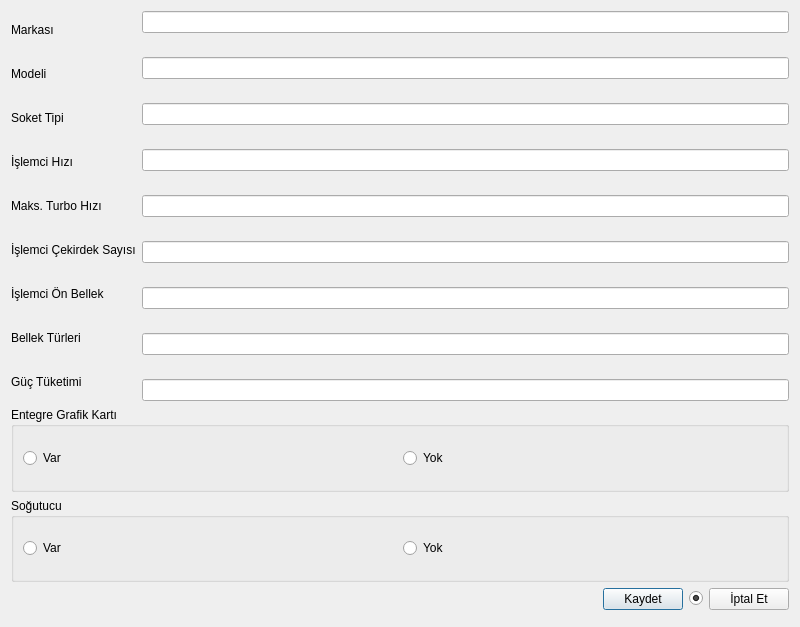
The window that Desktop/tekno_market2/TKN_Market/UI/VeriFormlari/tknislemcipencere.ui (asirkacar/okulprojesi) describes before a commit, drawn with Qt 5.
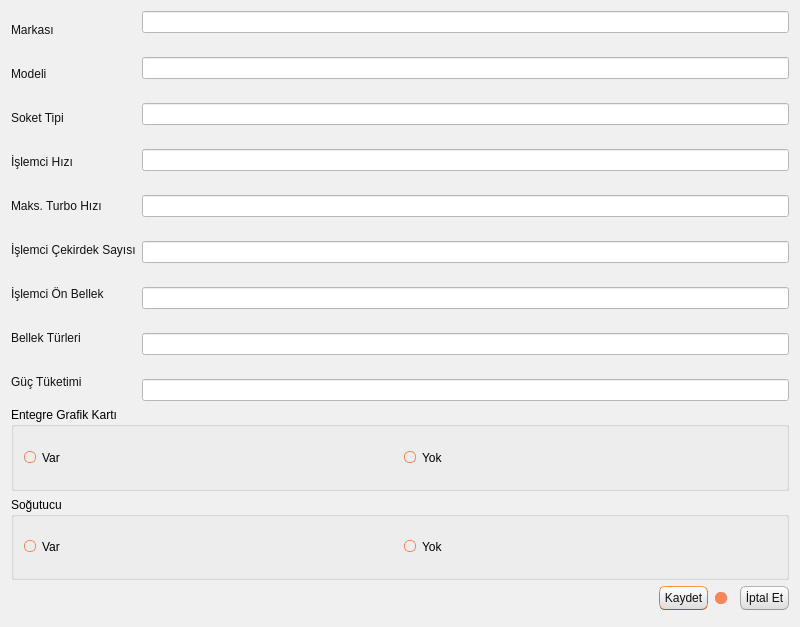
The same window after the commit. Icons and pictures are not drawn.

Patch:
```diff
--- a/Desktop/tekno_market2/TKN_Market/UI/VeriFormlari/tknislemcipencere.ui
+++ b/Desktop/tekno_market2/TKN_Market/UI/VeriFormlari/tknislemcipencere.ui
@@ -13,6 +13,503 @@
   <property name="windowTitle">
    <string>Dialog</string>
   </property>
+  <property name="styleSheet">
+   <string notr="true">/*
+Ubuntu Style Sheet for QT Applications
+Author: Jaime A. Quiroga P.
+Company: GTRONICK
+Last updated: 09/10/2019 (dd/mm/yyyy), 12:31.
+Available at: https://github.com/GTRONICK/QSS/blob/master/Ubuntu.qss
+*/
+QMainWindow {
+	background-color:#f0f0f0;
+}
+QCheckBox {
+	padding:2px;
+}
+QCheckBox:hover {
+	border:1px solid rgb(255,150,60);
+	border-radius:4px;
+	padding: 1px;
+	background-color:qlineargradient(spread:pad, x1:0.5, y1:1, x2:0.5, y2:0, stop:0 rgba(190, 90, 50, 50), stop:1 rgba(250, 130, 40, 50));
+}
+QCheckBox::indicator:checked {
+	border:1px solid rgb(246, 134, 86);
+	border-radius:4px;
+  	background-color:rgb(246, 134, 86)
+}
+QCheckBox::indicator:unchecked {
+	border-width:1px solid rgb(246, 134, 86);
+	border-radius:4px;
+  	background-color:rgb(255,255,255);
+}
+QColorDialog {
+	background-color:#f0f0f0;
+}
+QComboBox {
+	color:rgb(81,72,65);
+	background: #ffffff;
+}
+QComboBox:editable {
+	selection-color:rgb(81,72,65);
+	selection-background-color: #ffffff;
+}
+QComboBox QAbstractItemView {
+	selection-color: #ffffff;
+	selection-background-color: rgb(246, 134, 86);
+}
+QComboBox:!editable:on, QComboBox::drop-down:editable:on {
+	color:  #1e1d23;	
+}
+QDateTimeEdit, QDateEdit, QDoubleSpinBox, QFontComboBox {
+	color:rgb(81,72,65);
+	background-color: #ffffff;
+}
+
+QDialog {
+	background-color:#f0f0f0;
+}
+
+QLabel,QLineEdit {
+	color:rgb(17,17,17);
+}
+QLineEdit {
+	background-color:rgb(255,255,255);
+	selection-background-color:rgb(236,116,64);
+}
+QMenuBar {
+	color:rgb(223,219,210);
+	background-color:rgb(65,64,59);
+}
+QMenuBar::item {
+	padding-top:4px;
+	padding-left:4px;
+	padding-right:4px;
+	color:rgb(223,219,210);
+	background-color:rgb(65,64,59);
+}
+QMenuBar::item:selected {
+	color:rgb(255,255,255);
+	padding-top:2px;
+	padding-left:2px;
+	padding-right:2px;
+	border-top-width:2px;
+	border-left-width:2px;
+	border-right-width:2px;
+	border-top-right-radius:4px;
+	border-top-left-radius:4px;
+	border-style:solid;
+	background-color:rgb(65,64,59);
+	border-top-color: rgb(47,47,44);
+	border-right-color: qlineargradient(spread:pad, x1:0, y1:1, x2:1, y2:0, stop:0 rgba(90, 87, 78, 255), stop:1 rgba(47,47,44, 255));
+	border-left-color:  qlineargradient(spread:pad, x1:1, y1:0, x2:0, y2:0, stop:0 rgba(90, 87, 78, 255), stop:1 rgba(47,47,44, 255));
+}
+QMenu {
+	color:rgb(223,219,210);
+	background-color:rgb(65,64,59);
+}
+QMenu::item {
+	color:rgb(223,219,210);
+	padding:4px 10px 4px 20px;
+}
+QMenu::item:selected {
+	color:rgb(255,255,255);
+	background-color: qlineargradient(spread:pad, x1:0.5, y1:1, x2:0.5, y2:0, stop:0 rgba(225, 108, 54, 255), stop:1 rgba(246, 134, 86, 255));
+	border-style:solid;
+	border-width:3px;
+	padding:4px 7px 4px 17px;
+	border-bottom-color:qlineargradient(spread:pad, x1:0.5, y1:1, x2:0.5, y2:0, stop:0 rgba(175,85,48,255), stop:1 rgba(236,114,67, 255));
+	border-top-color:qlineargradient(spread:pad, x1:0.5, y1:1, x2:0.5, y2:0, stop:0 rgba(253,156,113,255), stop:1 rgba(205,90,46, 255));
+	border-right-color:qlineargradient(spread:pad, x1:0, y1:0.5, x2:1, y2:0.5, stop:0 rgba(253,156,113,255), stop:1 rgba(205,90,46, 255));
+	border-left-color:qlineargradient(spread:pad, x1:1, y1:0.5, x2:0, y2:0.5, stop:0 rgba(253,156,113,255), stop:1 rgba(205,90,46, 255));
+}
+QPlainTextEdit {
+	border-width: 1px solid transparent;
+	color:rgb(17,17,17);
+	selection-background-color:rgb(236,116,64);
+}
+QProgressBar {
+	text-align: center;
+	color: rgb(0, 0, 0);
+	border: 1px inset rgb(150,150,150); 
+	border-radius: 10px;
+	background-color:rgb(221,221,219);
+}
+QProgressBar::chunk:horizontal {
+	background-color: qlineargradient(spread:pad, x1:0.5, y1:1, x2:0.5, y2:0, stop:0 rgba(225, 108, 54, 255), stop:1 rgba(246, 134, 86, 255));
+	border:1px solid;
+	border-radius:8px;
+	border-bottom-color:qlineargradient(spread:pad, x1:0.5, y1:1, x2:0.5, y2:0, stop:0 rgba(175,85,48,255), stop:1 rgba(236,114,67, 255));
+	border-top-color:qlineargradient(spread:pad, x1:0.5, y1:1, x2:0.5, y2:0, stop:0 rgba(253,156,113,255), stop:1 rgba(205,90,46, 255));
+	border-right-color:qlineargradient(spread:pad, x1:0, y1:0.5, x2:1, y2:0.5, stop:0 rgba(253,156,113,255), stop:1 rgba(205,90,46, 255));
+	border-left-color:qlineargradient(spread:pad, x1:1, y1:0.5, x2:0, y2:0.5, stop:0 rgba(253,156,113,255), stop:1 rgba(205,90,46, 255));
+}
+QPushButton{
+	color:rgb(17,17,17);
+	border-width: 1px;
+	border-radius: 6px;
+	border-bottom-color: rgb(150,150,150);
+	border-right-color: rgb(165,165,165);
+	border-left-color: rgb(165,165,165);
+	border-top-color: rgb(180,180,180);
+	border-style: solid;
+	padding: 4px;
+	background-color: qlineargradient(spread:pad, x1:0.5, y1:1, x2:0.5, y2:0, stop:0 rgba(220, 220, 220, 255), stop:1 rgba(255, 255, 255, 255));
+}
+QPushButton:hover{
+	color:rgb(17,17,17);
+	border-width: 1px;
+	border-radius:6px;
+	border-top-color: rgb(255,150,60);
+	border-right-color: qlineargradient(spread:pad, x1:0, y1:1, x2:1, y2:0, stop:0 rgba(200, 70, 20, 255), stop:1 rgba(255,150,60, 255));
+	border-left-color:  qlineargradient(spread:pad, x1:1, y1:0, x2:0, y2:0, stop:0 rgba(200, 70, 20, 255), stop:1 rgba(255,150,60, 255));
+	border-bottom-color: rgb(200,70,20);
+	border-style: solid;
+	padding: 2px;
+	background-color: qlineargradient(spread:pad, x1:0.5, y1:1, x2:0.5, y2:0, stop:0 rgba(220, 220, 220, 255), stop:1 rgba(255, 255, 255, 255));
+}
+QPushButton:default{
+	color:rgb(17,17,17);
+	border-width: 1px;
+	border-radius:6px;
+	border-top-color: rgb(255,150,60);
+	border-right-color: qlineargradient(spread:pad, x1:0, y1:1, x2:1, y2:0, stop:0 rgba(200, 70, 20, 255), stop:1 rgba(255,150,60, 255));
+	border-left-color:  qlineargradient(spread:pad, x1:1, y1:0, x2:0, y2:0, stop:0 rgba(200, 70, 20, 255), stop:1 rgba(255,150,60, 255));
+	border-bottom-color: rgb(200,70,20);
+	border-style: solid;
+	padding: 2px;
+	background-color: qlineargradient(spread:pad, x1:0.5, y1:1, x2:0.5, y2:0, stop:0 rgba(220, 220, 220, 255), stop:1 rgba(255, 255, 255, 255));
+}
+QPushButton:pressed{
+	color:rgb(17,17,17);
+	border-width: 1px;
+	border-radius: 6px;
+	border-width: 1px;
+	border-top-color: rgba(255,150,60,200);
+	border-right-color: qlineargradient(spread:pad, x1:0, y1:1, x2:1, y2:0, stop:0 rgba(200, 70, 20, 255), stop:1 rgba(255,150,60, 200));
+	border-left-color:  qlineargradient(spread:pad, x1:1, y1:0, x2:0, y2:0, stop:0 rgba(200, 70, 20, 255), stop:1 rgba(255,150,60, 200));
+	border-bottom-color: rgba(200,70,20,200);
+	border-style: solid;
+	padding: 2px;
+	background-color: qlineargradient(spread:pad, x1:0.5, y1:0, x2:0.5, y2:1, stop:0 rgba(220, 220, 220, 255), stop:1 rgba(255, 255, 255, 255));
+}
+QPushButton:disabled{
+	color:rgb(174,167,159);
+	border-width: 1px;
+	border-radius: 6px;
+	background-color: qlineargradient(spread:pad, x1:0.5, y1:1, x2:0.5, y2:0, stop:0 rgba(200, 200, 200, 255), stop:1 rgba(230, 230, 230, 255));
+}
+QRadioButton {
+	padding: 1px;
+}
+QRadioButton::indicator:checked {
+	height: 10px;
+	width: 10px;
+	border-style:solid;
+	border-radius:5px;
+	border-width: 1px;
+	border-color: rgba(246, 134, 86, 255);
+	color: #a9b7c6;
+	background-color:rgba(246, 134, 86, 255);
+}
+QRadioButton::indicator:!checked {
+	height: 10px;
+	width: 10px;
+	border-style:solid;
+	border-radius:5px;
+	border-width: 1px;
+	border-color: rgb(246, 134, 86);
+	color: #a9b7c6;
+	background-color: transparent;
+}
+QScrollArea {
+	color: white;
+	background-color:#f0f0f0;
+}
+QSlider::groove {
+	border-style: solid;
+	border-width: 1px;
+	border-color: rgb(207,207,207);
+}
+QSlider::groove:horizontal {
+	height: 5px;
+	background: rgb(246, 134, 86);
+}
+QSlider::groove:vertical {
+	width: 5px;
+	background: rgb(246, 134, 86);
+}
+QSlider::handle:horizontal {
+	background: rgb(253,253,253);
+	border-style: solid;
+	border-width: 1px;
+	border-color: rgb(207,207,207);
+	width: 12px;
+	margin: -5px 0;
+	border-radius: 7px;
+}
+QSlider::handle:vertical {
+	background: rgb(253,253,253);
+	border-style: solid;
+	border-width: 1px;
+	border-color: rgb(207,207,207);
+	height: 12px;
+	margin: 0 -5px;
+	border-radius: 7px;
+}
+QSlider::add-page:horizontal, QSlider::add-page:vertical {
+ 	background: white;
+}
+QSlider::sub-page:horizontal, QSlider::sub-page:vertical {
+	background: rgb(246, 134, 86);
+}
+QStatusBar, QSpinBox {
+	color:rgb(81,72,65);
+}
+QSpinBox {
+	background-color: #ffffff;
+}
+QScrollBar:horizontal {
+	max-height: 20px;
+	border: 1px transparent;
+	margin: 0px 20px 0px 20px;
+}
+QScrollBar::handle:horizontal {
+	background: rgb(253,253,253);
+	border: 1px solid rgb(207,207,207);
+	border-radius: 7px;
+	min-width: 25px;
+}
+QScrollBar::handle:horizontal:hover {
+	background: rgb(253,253,253);
+	border: 1px solid rgb(255,150,60);
+	border-radius: 7px;
+	min-width: 25px;
+}
+QScrollBar::add-line:horizontal {
+  	border: 1px solid rgb(207,207,207);
+  	border-top-right-radius: 7px;
+  	border-top-left-radius: 7px;
+  	border-bottom-right-radius: 7px;
+  	background: rgb(255, 255, 255);
+  	width: 20px;
+  	subcontrol-position: right;
+  	subcontrol-origin: margin;
+}
+QScrollBar::add-line:horizontal:hover {
+  	border: 1px solid rgb(255,150,60);
+  	border-top-right-radius: 7px;
+  	border-top-left-radius: 7px;
+  	border-bottom-right-radius: 7px;
+  	background: rgb(255, 255, 255);
+  	width: 20px;
+  	subcontrol-position: right;
+  	subcontrol-origin: margin;
+}
+QScrollBar::add-line:horizontal:pressed {
+  	border: 1px solid grey;
+  	border-top-left-radius: 7px;
+  	border-top-right-radius: 7px;
+  	border-bottom-right-radius: 7px;
+  	background: rgb(231,231,231);
+  	width: 20px;
+  	subcontrol-position: right;
+  	subcontrol-origin: margin;
+}
+QScrollBar::sub-line:horizontal {
+  	border: 1px solid rgb(207,207,207);
+  	border-top-right-radius: 7px;
+  	border-top-left-radius: 7px;
+  	border-bottom-left-radius: 7px;
+  	background: rgb(255, 255, 255);
+  	width: 20px;
+  	subcontrol-position: left;
+  	subcontrol-origin: margin;
+}
+QScrollBar::sub-line:horizontal:hover {
+  	border: 1px solid rgb(255,150,60);
+  	border-top-right-radius: 7px;
+  	border-top-left-radius: 7px;
+  	border-bottom-left-radius: 7px;
+  	background: rgb(255, 255, 255);
+  	width: 20px;
+  	subcontrol-position: left;
+  	subcontrol-origin: margin;
+}
+QScrollBar::sub-line:horizontal:pressed {
+  	border: 1px solid grey;
+  	border-top-right-radius: 7px;
+  	border-top-left-radius: 7px;
+  	border-bottom-left-radius: 7px;
+  	background: rgb(231,231,231);
+  	width: 20px;
+  	subcontrol-position: left;
+  	subcontrol-origin: margin;
+}
+QScrollBar::left-arrow:horizontal {
+  	border: 1px transparent grey;
+  	border-top-left-radius: 3px;
+  	border-bottom-left-radius: 3px;
+  	width: 6px;
+  	height: 6px;
+  	background: rgb(230,230,230);
+}
+QScrollBar::right-arrow:horizontal {
+	border: 1px transparent grey;
+	border-top-right-radius: 3px;
+	border-bottom-right-radius: 3px;
+  	width: 6px;
+  	height: 6px;
+ 	background: rgb(230,230,230);
+}
+QScrollBar::add-page:horizontal, QScrollBar::sub-page:horizontal {
+ 	background: none;
+} 
+QScrollBar:vertical {
+	max-width: 20px;
+	border: 1px transparent grey;
+	margin: 20px 0px 20px 0px;
+}
+QScrollBar::add-line:vertical {
+	border: 1px solid;
+	border-color: rgb(207,207,207);
+	border-bottom-right-radius: 7px;
+	border-bottom-left-radius: 7px;
+	border-top-left-radius: 7px;
+	background: rgb(255, 255, 255);
+  	height: 20px;
+  	subcontrol-position: bottom;
+  	subcontrol-origin: margin;
+}
+QScrollBar::add-line:vertical:hover {
+  	border: 1px solid;
+  	border-color: rgb(255,150,60);
+  	border-bottom-right-radius: 7px;
+  	border-bottom-left-radius: 7px;
+  	border-top-left-radius: 7px;
+  	background: rgb(255, 255, 255);
+  	height: 20px;
+  	subcontrol-position: bottom;
+  	subcontrol-origin: margin;
+}
+QScrollBar::add-line:vertical:pressed {
+  	border: 1px solid grey;
+  	border-bottom-left-radius: 7px;
+  	border-bottom-right-radius: 7px;
+  	border-top-left-radius: 7px;
+  	background: rgb(231,231,231);
+  	height: 20px;
+  	subcontrol-position: bottom;
+  	subcontrol-origin: margin;
+}
+QScrollBar::sub-line:vertical {
+  	border: 1px solid rgb(207,207,207);
+  	border-top-right-radius: 7px;
+  	border-top-left-radius: 7px;
+  	border-bottom-left-radius: 7px;
+  	background: rgb(255, 255, 255);
+  	height: 20px;
+  	subcontrol-position: top;
+  	subcontrol-origin: margin;
+}
+QScrollBar::sub-line:vertical:hover {
+  	border: 1px solid rgb(255,150,60);
+  	border-top-right-radius: 7px;
+  	border-top-left-radius: 7px;
+  	border-bottom-left-radius: 7px;
+	background: rgb(255, 255, 255);
+  	height: 20px;
+  	subcontrol-position: top;
+  	subcontrol-origin: margin;
+}
+QScrollBar::sub-line:vertical:pressed {
+  	border: 1px solid grey;
+  	border-top-left-radius: 7px;
+  	border-top-right-radius: 7px;
+  	background: rgb(231,231,231);
+ 	height: 20px;
+  	subcontrol-position: top;
+  	subcontrol-origin: margin;
+}
+QScrollBar::handle:vertical {
+	background: rgb(253,253,253);
+	border: 1px solid rgb(207,207,207);
+	border-radius: 7px;
+	min-height: 25px;
+}
+QScrollBar::handle:vertical:hover {
+	background: rgb(253,253,253);
+	border: 1px solid rgb(255,150,60);
+	border-radius: 7px;
+	min-height: 25px;
+}
+QScrollBar::up-arrow:vertical {
+	border: 1px transparent grey;
+  	border-top-left-radius: 3px;
+	border-top-right-radius: 3px;
+  	width: 6px;
+  	height: 6px;
+  	background: rgb(230,230,230);
+}
+QScrollBar::down-arrow:vertical {
+  	border: 1px transparent grey;
+  	border-bottom-left-radius: 3px;
+  	border-bottom-right-radius: 3px;
+  	width: 6px;
+  	height: 6px;
+  	background: rgb(230,230,230);
+}
+QScrollBar::add-page:vertical, QScrollBar::sub-page:vertical {
+  	background: none;
+}
+QTabWidget {
+	color:rgb(0,0,0);
+	background-color:rgb(247,246,246);
+}
+QTabWidget::pane {
+	border-color: rgb(180,180,180);
+	background-color:rgb(247,246,246);
+	border-style: solid;
+	border-width: 1px;
+  	border-radius: 6px;
+}
+QTabBar::tab {
+	padding-left:4px;
+	padding-right:4px;
+	padding-bottom:2px;
+	padding-top:2px;
+	color:rgb(81,72,65);
+  	background-color: qlineargradient(spread:pad, x1:0.5, y1:1, x2:0.5, y2:0, stop:0 rgba(221,218,217,255), stop:1 rgba(240,239,238,255));
+	border-style: solid;
+	border-width: 1px;
+  	border-top-right-radius:4px;
+	border-top-left-radius:4px;
+	border-top-color: rgb(180,180,180);
+	border-left-color: rgb(180,180,180);
+	border-right-color: rgb(180,180,180);
+	border-bottom-color: transparent;
+}
+QTabBar::tab:selected, QTabBar::tab:last:selected, QTabBar::tab:hover {
+  	background-color:rgb(247,246,246);
+  	margin-left: 0px;
+  	margin-right: 1px;
+}
+QTabBar::tab:!selected {
+	margin-top: 1px;
+	margin-right: 1px;
+}
+QTextEdit {
+	border-width: 1px;
+	border-style: solid;
+	border-color:transparent;
+	color:rgb(17,17,17);
+	selection-background-color:rgb(236,116,64);
+}
+QTimeEdit, QToolBox, QToolBox::tab, QToolBox::tab:selected {
+	color:rgb(81,72,65);
+	background-color: #ffffff;
+}</string>
+  </property>
   <layout class="QVBoxLayout" name="verticalLayout_3">
    <item>
     <layout class="QHBoxLayout" name="horizontalLayout">
```
Left out of the diff: 12 changed lines with no effect on the pictures.
